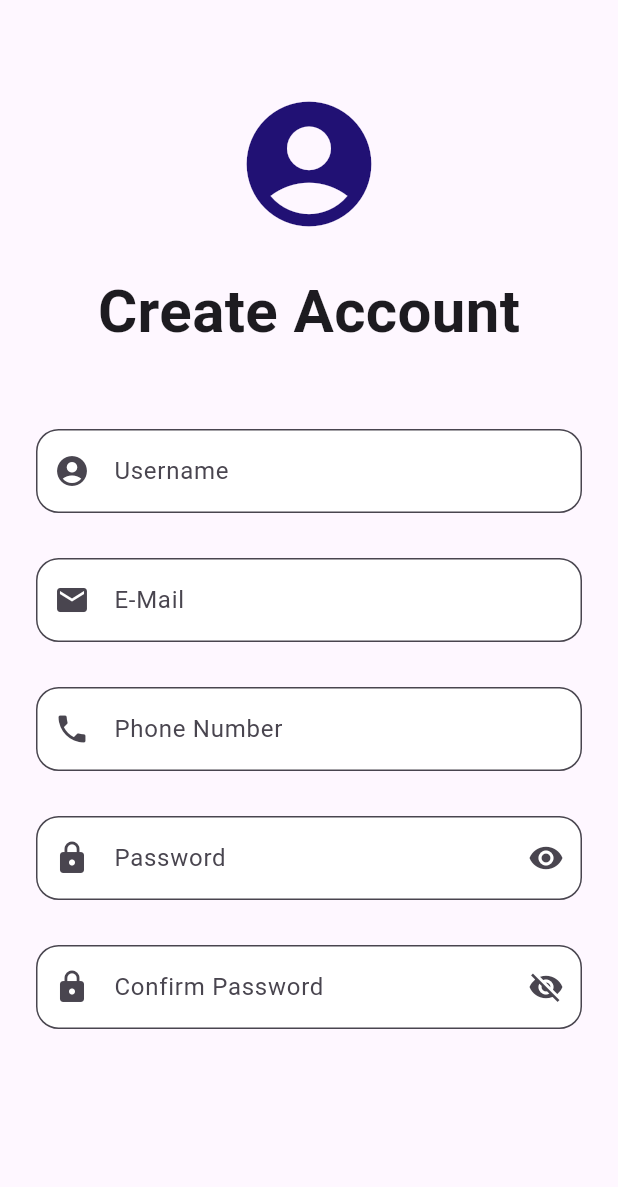
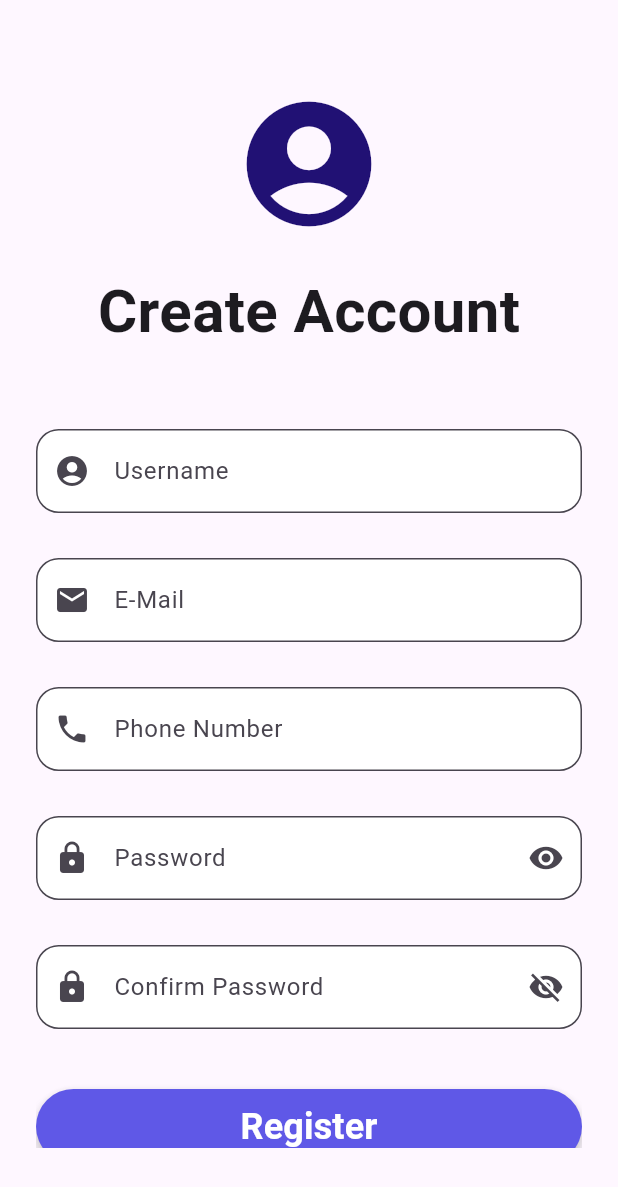
Before and after one commit to Galon123/Campus-Market-Place-App, a Flutter app: the screen it shows after launch, after a tap on "Login", after a tap on "Register", on a phone screen of 412 x 824 dp. Shown: the top 1187 px of the screen. Run offline on Flutter 3.47's test engine with Material 3 defaults, Android fonts, the phone set to English and light mode, and no system bars; our stand-ins replace cookie_jar, dio, dio_cookie_manager; network calls fail.

Commit message:
finally fixed the Register to login UI glitch

```diff
--- a/lib/main.dart
+++ b/lib/main.dart
@@ -35,13 +35,15 @@ class MarketplaceApp extends StatelessWidget {
   @override
   Widget build(BuildContext context) {
 
-    final userProvider = context.watch<UserProvider>();
-
     return MaterialApp(
       debugShowCheckedModeBanner: false,
-      home: userProvider.username == "Guest"
-      ? const LoginScreen()
-      : MainNavigationHub()
+      home: Consumer<UserProvider>(
+        builder: (context, userProvider, _) {
+          return userProvider.isLoggedIn
+          ? const MainNavigationHub()
+          : const LoginScreen();
+        }
+      )
       ,
       routes: {
         '/login' : (context) => const LoginScreen(),
--- a/lib/screens/loginScreen.dart
+++ b/lib/screens/loginScreen.dart
@@ -38,8 +38,8 @@ class _LoginScreenState extends State<LoginScreen> {
             content: Text("Login Successfull...")
           )
         );
+        await userProvider.refreshUsername();
 
-        await userProvider.refreshUsername();
       }
       else{
         ScaffoldMessenger.of(context).showSnackBar(
@@ -151,7 +151,7 @@ class _LoginScreenState extends State<LoginScreen> {
                         fontWeight: FontWeight.w600
                       ),),
                       TextButton(
-                        onPressed: () => Navigator.pushReplacementNamed(context, '/register'),
+                        onPressed: () => Navigator.pushNamed(context, '/register'),
                         style: TextButton.styleFrom(
                           padding: EdgeInsets.zero,
                           minimumSize: Size(0, 0),
--- a/lib/screens/profileScreen.dart
+++ b/lib/screens/profileScreen.dart
@@ -17,7 +17,7 @@ class _ProfileScreenState extends State<ProfileScreen> {
 
   @override
   Widget build(BuildContext context) {
-    final userProvider = Provider.of<UserProvider>(context, listen:false);
+    final userProvider = Provider.of<UserProvider>(context, listen:true);
     return Scaffold(
             body: SingleChildScrollView(
               child: Column(
@@ -43,7 +43,7 @@ class _ProfileScreenState extends State<ProfileScreen> {
                                 children: [
                                   // top bar
                                   Text('My Profile', style: TextStyle(color: Colors.white, fontSize: AppTextSizes.mainHeadings, fontWeight: FontWeight.bold)),
-                                  SizedBox(height: 48),
+                                  SizedBox(height: 24),
 
                                   Row(
                                     children: [
@@ -58,6 +58,7 @@ class _ProfileScreenState extends State<ProfileScreen> {
                                         children: [
                                           Text(userProvider.username, style: TextStyle(color: Colors.white, fontSize: AppTextSizes.subHeadings, fontWeight: FontWeight.bold)),
                                           Text(userProvider.email, style: TextStyle(color: Colors.white70, fontSize: AppTextSizes.mediumText)),
+                                          Text("+91 ${userProvider.phoneNo}", style: TextStyle(color: Colors.white70, fontSize: AppTextSizes.mediumText)),
                                           SizedBox(height: 6),
                                           Container(
                                             padding: EdgeInsets.symmetric(horizontal: 10, vertical: 3),
--- a/lib/screens/registerScreen.dart
+++ b/lib/screens/registerScreen.dart
@@ -139,7 +139,44 @@ class _RegisterScreenState extends State<RegisterScreen> {
                               value != _passwordController.text ? "Must Be Same as Password" : null;
                             },
                           ),
-                          const SizedBox(height: 30,),
+                          const SizedBox(height: 40,),
+
+                          SizedBox(
+                            height: 50,
+                            width: double.infinity,
+                            child: ElevatedButton(
+                              style: ElevatedButton.styleFrom(backgroundColor: AppColors.primaryColor, elevation: 4),
+                              onPressed: () => {},
+                              child: Text("Register", style: TextStyle(
+                                fontSize: AppTextSizes.subHeadings,
+                                fontWeight: FontWeight.w600,
+                                color: Colors.white
+                              ),)
+                            ),
+                          ),
+
+                          Row(
+                            mainAxisAlignment: MainAxisAlignment.center,
+                            children: [
+                              Text("Already Have an Account ? ", style: TextStyle(
+                                fontStyle: FontStyle.italic,
+                                fontSize: AppTextSizes.mediumText
+                              ),),
+                              TextButton(
+                                onPressed: () {Navigator.of(context).popUntil((route)=>route.isFirst);},
+                                style: TextButton.styleFrom(
+                                  padding: EdgeInsets.zero,
+                                  minimumSize: Size(0, 0),
+                                  tapTargetSize: MaterialTapTargetSize.padded
+                                ),
+                                child: Text("Login", style: TextStyle(
+                                  color: Colors.blue,
+                                  fontStyle: FontStyle.italic,
+                                  decoration: TextDecoration.underline
+                                ),)
+                              )
+                            ],
+                          )
 
                         ],
                       )
@@ -153,4 +190,10 @@ class _RegisterScreenState extends State<RegisterScreen> {
       ),
     );
   }
+
+  // Future<void> _handleRegister(){
+
+  // }
+
+
 }
```
Also changed, not shown: lib/providers/UserProvider.dart (+21 -18 lines).
